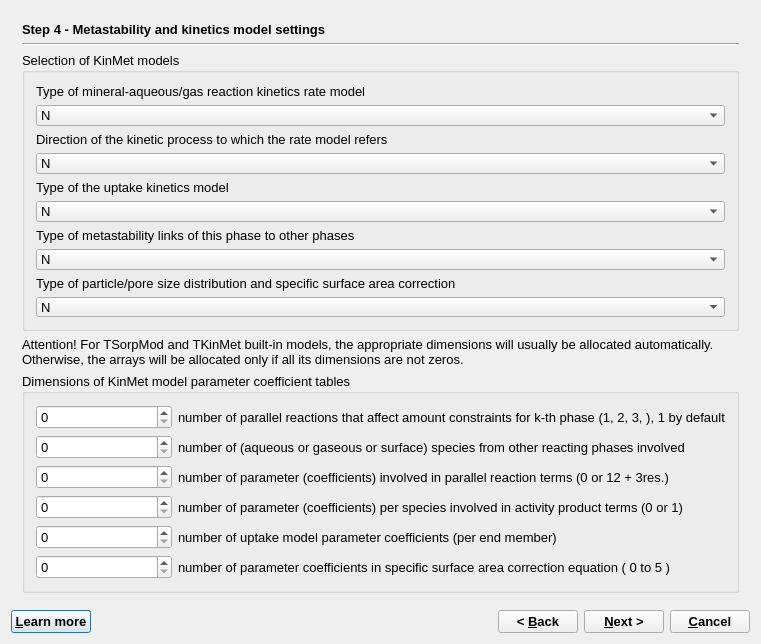
Above: GUI/Dialogs4/PhaseWizard4.ui from gemshub/GEMSGUI before the change. Below: the same form after it.
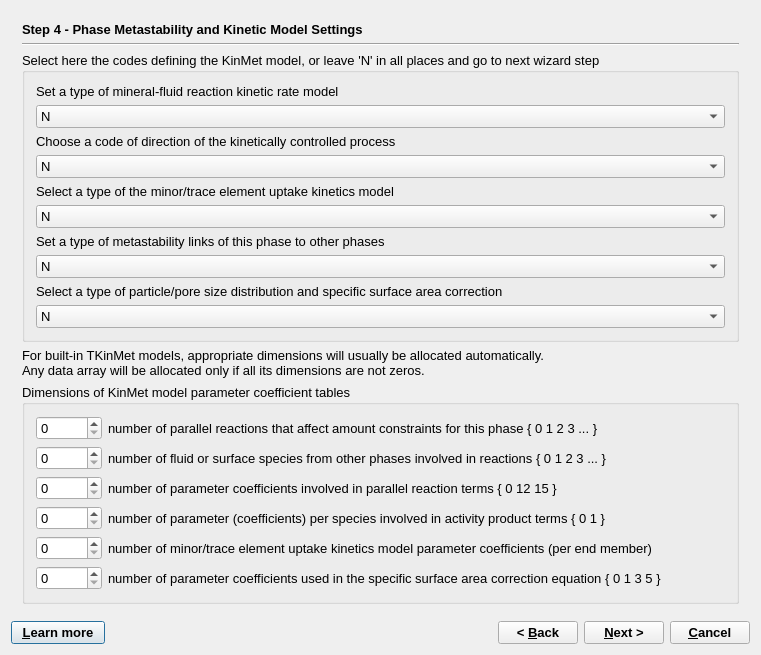
That is the form after the change. The open tabs and pages were chosen to show the change.

Commit message: Edited comments and titles on Phase Wizard step pages.

```diff
--- a/GUI/Dialogs4/PhaseWizard4.ui
+++ b/GUI/Dialogs4/PhaseWizard4.ui
@@ -1213,7 +1213,7 @@
           </font>
          </property>
          <property name="text">
-          <string>Step 4 - Metastability and kinetics model settings</string>
+          <string>Step 4 - Phase Metastability and Kinetic Model Settings</string>
          </property>
         </widget>
        </item>
@@ -1227,13 +1227,13 @@
        <item>
         <widget class="QGroupBox" name="groupBox_8">
          <property name="title">
-          <string>Selection of KinMet models</string>
+          <string>Select here the codes defining the KinMet model, or leave 'N' in all places and go to next wizard step </string>
          </property>
          <layout class="QVBoxLayout" name="verticalLayout_10">
           <item>
            <widget class="QLabel" name="label_7">
             <property name="text">
-             <string>Type of mineral-aqueous/gas reaction kinetics rate model</string>
+             <string>Set a type of mineral-fluid reaction kinetic rate model</string>
             </property>
            </widget>
           </item>
@@ -1259,7 +1259,7 @@
           <item>
            <widget class="QLabel" name="label_8">
             <property name="text">
-             <string>Direction of the kinetic process to which the rate model refers</string>
+             <string>Choose a code of direction of the kinetically controlled process</string>
             </property>
            </widget>
           </item>
@@ -1295,7 +1295,7 @@
           <item>
            <widget class="QLabel" name="label_9">
             <property name="text">
-             <string>Type of the uptake kinetics model</string>
+             <string>Select a type of the minor/trace element uptake kinetics model</string>
             </property>
            </widget>
           </item>
@@ -1321,7 +1321,7 @@
           <item>
            <widget class="QLabel" name="label_10">
             <property name="text">
-             <string>Type of metastability links of this phase to other phases</string>
+             <string>Set a type of metastability links of this phase to other phases</string>
             </property>
            </widget>
           </item>
@@ -1347,7 +1347,7 @@
           <item>
            <widget class="QLabel" name="label_11">
             <property name="text">
-             <string>Type of particle/pore size distribution and specific surface area correction</string>
+             <string>Select a type of particle/pore size distribution and specific surface area correction</string>
             </property>
            </widget>
           </item>
@@ -1376,7 +1376,8 @@
        <item>
         <widget class="QLabel" name="label_6">
          <property name="text">
-          <string>Attention! For TSorpMod and TKinMet built-in models, the appropriate dimensions will usually be allocated automatically. Otherwise, the arrays will be allocated only if all its dimensions are not zeros. </string>
+          <string>For built-in TKinMet models, appropriate dimensions will usually be allocated automatically.
+Any data array will be allocated only if all its dimensions are not zeros. </string>
          </property>
          <property name="wordWrap">
           <bool>true</bool>
@@ -1395,7 +1396,7 @@
           <item row="0" column="1">
            <widget class="QLabel" name="label_18">
             <property name="text">
-             <string>number of parallel reactions that affect amount constraints for k-th phase (1, 2, 3, ), 1 by default</string>
+             <string>number of parallel reactions that affect amount constraints for this phase { 0 1 2 3 ... }</string>
             </property>
            </widget>
           </item>
@@ -1405,7 +1406,7 @@
           <item row="1" column="1">
            <widget class="QLabel" name="label_19">
             <property name="text">
-             <string>number of (aqueous or gaseous or surface) species from other reacting phases involved</string>
+             <string>number of fluid or surface species from other phases involved in reactions { 0 1 2 3 ... }</string>
             </property>
            </widget>
           </item>
@@ -1415,7 +1416,7 @@
           <item row="2" column="1">
            <widget class="QLabel" name="label_20">
             <property name="text">
-             <string>number of parameter (coefficients) involved in parallel reaction terms (0 or 12 + 3res.)</string>
+             <string>number of parameter coefficients involved in parallel reaction terms { 0 12 15 }</string>
             </property>
            </widget>
           </item>
@@ -1425,7 +1426,7 @@
           <item row="3" column="1">
            <widget class="QLabel" name="label_23">
             <property name="text">
-             <string>number of parameter (coefficients) per species involved in activity product terms (0 or 1)</string>
+             <string>number of parameter (coefficients) per species involved in activity product terms { 0 1 }                                 </string>
             </property>
            </widget>
           </item>
@@ -1435,7 +1436,7 @@
           <item row="4" column="1">
            <widget class="QLabel" name="label_21">
             <property name="text">
-             <string>number of uptake model parameter coefficients (per end member)</string>
+             <string>number of minor/trace element uptake kinetics model parameter coefficients (per end member)</string>
             </property>
            </widget>
           </item>
@@ -1445,7 +1446,7 @@
           <item row="5" column="1">
            <widget class="QLabel" name="label_24">
             <property name="text">
-             <string>number of parameter coefficients in specific surface area correction equation ( 0 to 5 )</string>
+             <string>number of parameter coefficients used in the specific surface area correction equation { 0 1 3 5 }</string>
             </property>
            </widget>
           </item>
@@ -1644,7 +1645,7 @@
         </font>
        </property>
        <property name="text">
-        <string>&amp;Learn more</string>
+        <string>  &amp;Learn more  </string>
        </property>
        <property name="shortcut">
         <string>F1</string>
```
Left out of the diff: 62 changed lines with no effect on the pictures.
